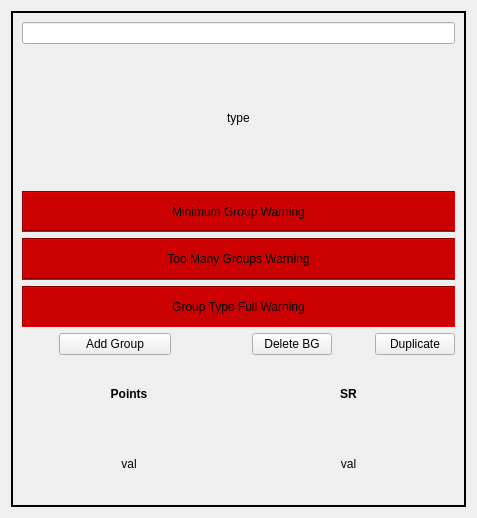
First picture: the form in QFleet/Fleetbuilder/qflw_battlegroup.ui, repository RexOdonata/QFleet, before the edit.
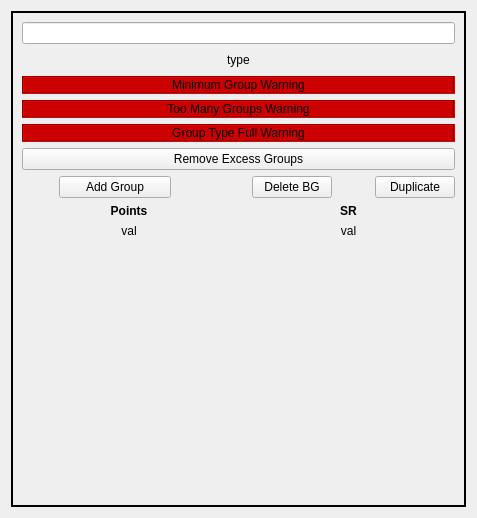
Second picture: the form after the edit.

Commit message: tweaking UI to deal with overfull battlegroups and how battlegroups fill up window

What changed in the file:
```diff
--- a/QFleet/Fleetbuilder/qflw_battlegroup.ui
+++ b/QFleet/Fleetbuilder/qflw_battlegroup.ui
@@ -10,6 +10,12 @@
     <height>518</height>
    </rect>
   </property>
+  <property name="sizePolicy">
+   <sizepolicy hsizetype="Minimum" vsizetype="MinimumExpanding">
+    <horstretch>0</horstretch>
+    <verstretch>0</verstretch>
+   </sizepolicy>
+  </property>
   <property name="acceptDrops">
    <bool>true</bool>
   </property>
@@ -29,6 +35,19 @@
       <number>2</number>
      </property>
      <layout class="QGridLayout" name="gridLayout_2">
+      <item row="1" column="0">
+       <spacer name="verticalSpacer">
+        <property name="orientation">
+         <enum>Qt::Vertical</enum>
+        </property>
+        <property name="sizeHint" stdset="0">
+         <size>
+          <width>20</width>
+          <height>40</height>
+         </size>
+        </property>
+       </spacer>
+      </item>
       <item row="0" column="0">
        <layout class="QVBoxLayout" name="verticalLayout">
         <item>
@@ -151,6 +170,19 @@
             </property>
            </widget>
           </item>
+          <item>
+           <widget class="QPushButton" name="trimGroupsButton">
+            <property name="toolTip">
+             <string>Remove all but 3 groups</string>
+            </property>
+            <property name="toolTipDuration">
+             <number>5000</number>
+            </property>
+            <property name="text">
+             <string>Remove Excess Groups</string>
+            </property>
+           </widget>
+          </item>
          </layout>
         </item>
         <item>
@@ -232,6 +264,16 @@
         </item>
         <item>
          <layout class="QGridLayout" name="gridLayout">
+          <item row="2" column="1">
+           <widget class="QLabel" name="pointsLabel">
+            <property name="text">
+             <string>val</string>
+            </property>
+            <property name="alignment">
+             <set>Qt::AlignCenter</set>
+            </property>
+           </widget>
+          </item>
           <item row="0" column="2">
            <widget class="QLabel" name="label_4">
             <property name="font">
@@ -262,7 +304,7 @@
             </property>
            </widget>
           </item>
-          <item row="1" column="2">
+          <item row="2" column="2">
            <widget class="QLabel" name="srLabel">
             <property name="text">
              <string>val</string>
@@ -272,16 +314,6 @@
             </property>
            </widget>
           </item>
-          <item row="1" column="1">
-           <widget class="QLabel" name="pointsLabel">
-            <property name="text">
-             <string>val</string>
-            </property>
-            <property name="alignment">
-             <set>Qt::AlignCenter</set>
-            </property>
-           </widget>
-          </item>
          </layout>
         </item>
         <item>
```
The commit also changes 7 other files.
